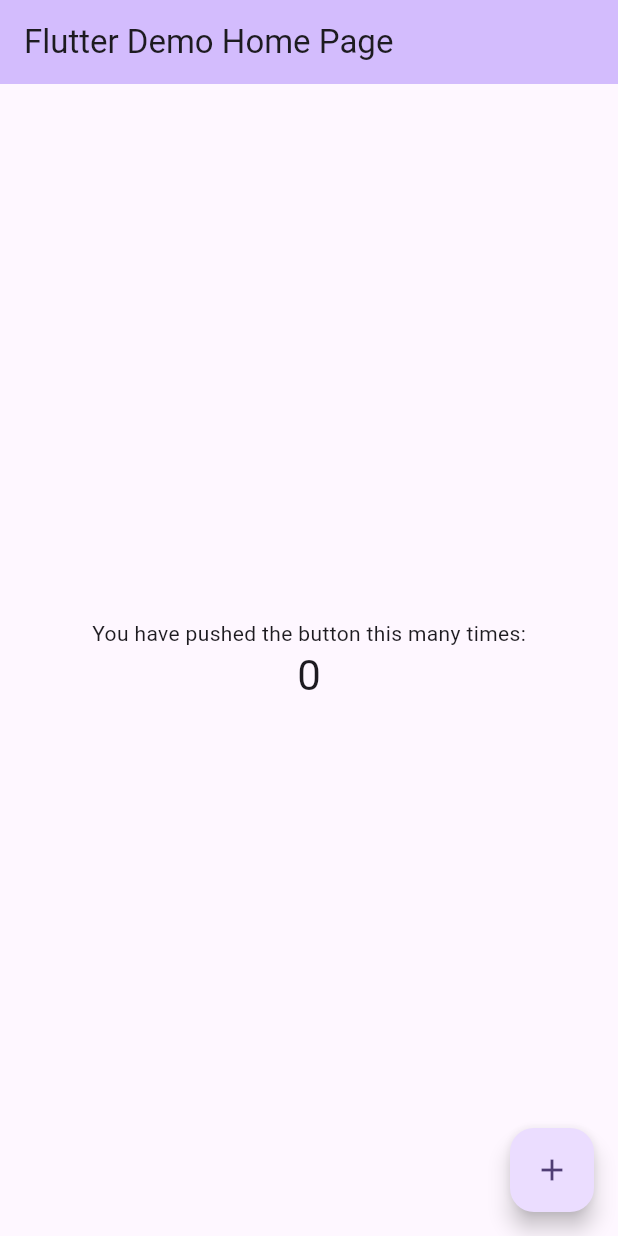
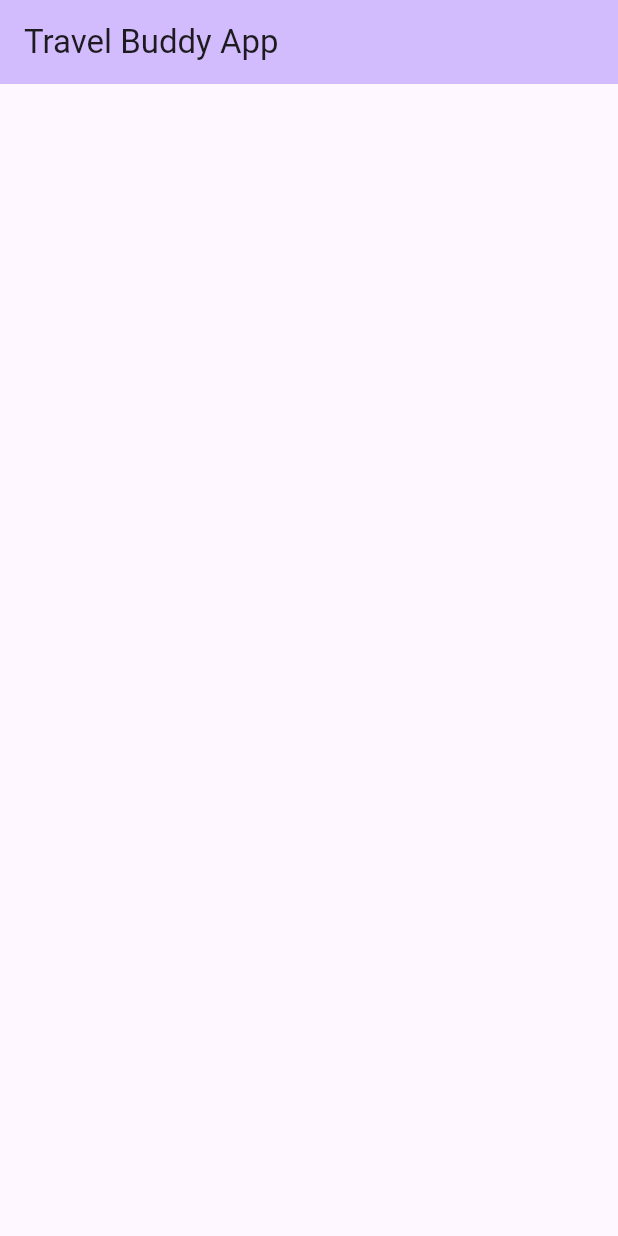
Before and after one commit to divory2/Travel_Buddy_APP, a Flutter app: the screen it shows after launch, on a phone screen of 412 x 824 dp. Run offline on Flutter 3.47's test engine with Material 3 defaults, Android fonts, the phone set to English and light mode, and no system bars; our stand-ins replace firebase_auth, firebase_core; accounts and stored records are empty; generated files the repository leaves out were written again.

```diff
--- a/analysis_options.yaml
+++ b/analysis_options.yaml
@@ -7,6 +7,9 @@
 
 # The following line activates a set of recommended lints for Flutter apps,
 # packages, and plugins designed to encourage good coding practices.
+analyzer:
+  errors:
+    unused_field: ignore
 include: package:flutter_lints/flutter.yaml
 
 linter:
--- a/lib/main.dart
+++ b/lib/main.dart
@@ -1,17 +1,24 @@
+import 'package:firebase_core/firebase_core.dart';
 import 'package:flutter/material.dart';
+import 'package:travel_buddy_app/firebase_options.dart';
+import 'package:firebase_auth/firebase_auth.dart';
+void main() async{
+  WidgetsFlutterBinding.ensureInitialized();
+  await Firebase.initializeApp(
+    options:DefaultFirebaseOptions.currentPlatform);
+  runApp( MyApp());
 
-void main() {
-  runApp(const MyApp());
+
 }
 
 class MyApp extends StatelessWidget {
-  const MyApp({super.key});
-
+   MyApp({super.key});
+final FirebaseAuth _auth = FirebaseAuth.instance;
   // This widget is the root of your application.
   @override
   Widget build(BuildContext context) {
     return MaterialApp(
-      title: 'Flutter Demo',
+      title: 'Travel Buddy App',
       theme: ThemeData(
         // This is the theme of your application.
         //
@@ -30,7 +37,7 @@ class MyApp extends StatelessWidget {
         // tested with just a hot reload.
         colorScheme: ColorScheme.fromSeed(seedColor: Colors.deepPurple),
       ),
-      home: const MyHomePage(title: 'Flutter Demo Home Page'),
+      home: const MyHomePage(title: 'Travel Buddy App'),
     );
   }
 }
@@ -54,18 +61,7 @@ class MyHomePage extends StatefulWidget {
 }
 
 class _MyHomePageState extends State<MyHomePage> {
-  int _counter = 0;
 
-  void _incrementCounter() {
-    setState(() {
-      // This call to setState tells the Flutter framework that something has
-      // changed in this State, which causes it to rerun the build method below
-      // so that the display can reflect the updated values. If we changed
-      // _counter without calling setState(), then the build method would not be
-      // called again, and so nothing would appear to happen.
-      _counter++;
-    });
-  }
 
   @override
   Widget build(BuildContext context) {
@@ -104,19 +100,12 @@ class _MyHomePageState extends State<MyHomePage> {
           // wireframe for each widget.
           mainAxisAlignment: MainAxisAlignment.center,
           children: <Widget>[
-            const Text('You have pushed the button this many times:'),
-            Text(
-              '$_counter',
-              style: Theme.of(context).textTheme.headlineMedium,
-            ),
+
+
           ],
         ),
       ),
-      floatingActionButton: FloatingActionButton(
-        onPressed: _incrementCounter,
-        tooltip: 'Increment',
-        child: const Icon(Icons.add),
-      ), // This trailing comma makes auto-formatting nicer for build methods.
+
     );
   }
 }
--- a/pubspec.yaml
+++ b/pubspec.yaml
@@ -34,6 +34,8 @@ dependencies:
   # The following adds the Cupertino Icons font to your application.
   # Use with the CupertinoIcons class for iOS style icons.
   cupertino_icons: ^1.0.8
+  firebase_core: ^3.13.0
+  firebase_auth: ^5.5.2
 
 dev_dependencies:
   flutter_test:
```
Also changed, not shown: firebase.json (added), pubspec.lock, 17 other files.
